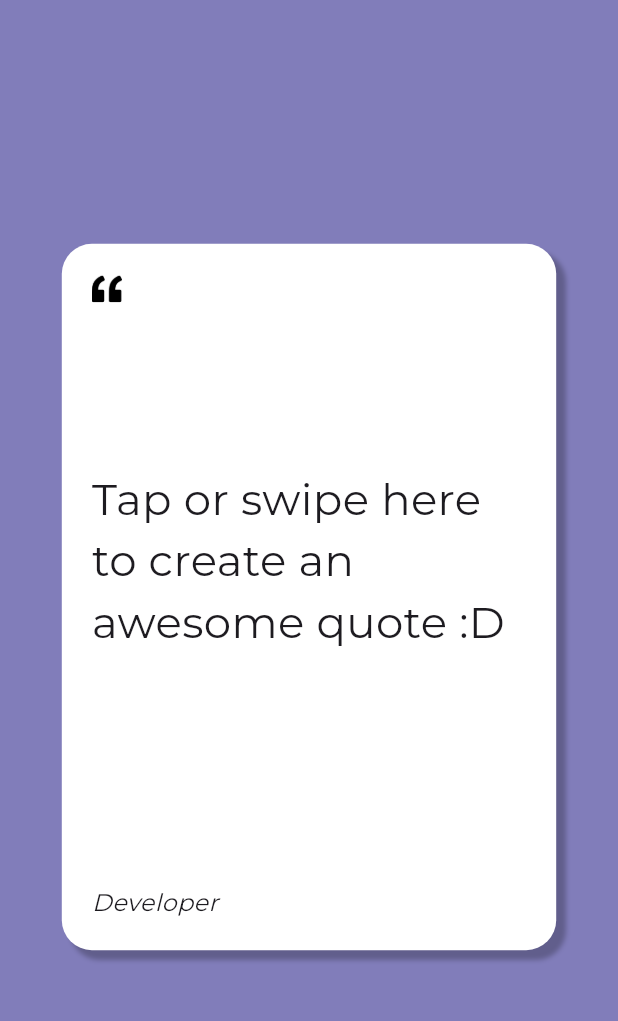
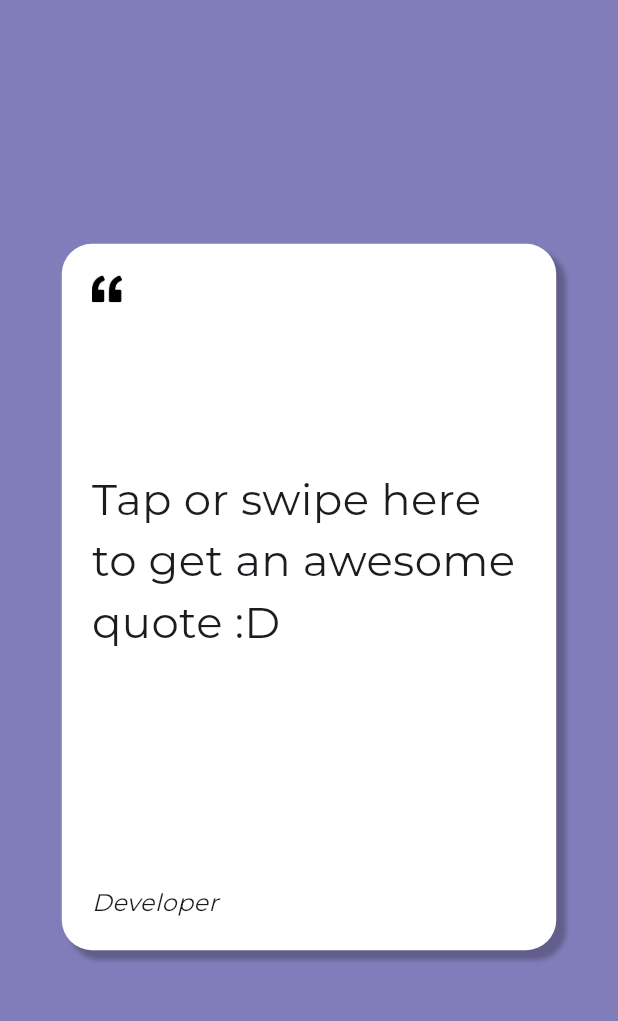
Before and after one commit to tortamque/Quotlum, a Flutter app: the screen it shows after launch, on a phone screen of 412 x 824 dp, the part 63-1084 px from its top. Run offline on Flutter 3.47's test engine with Material 2 defaults, Android fonts, the phone set to English and light mode, and no system bars; our stand-ins replace connectivity_plus, flutter_bloc, get, shared_preferences; network calls fail.

Commit message:
Change default quote text

```diff
--- a/lib/features/app/presentation/widgets/quote_card/quote_card_animation.dart
+++ b/lib/features/app/presentation/widgets/quote_card/quote_card_animation.dart
@@ -11,7 +11,7 @@ class QuoteCardAnimation extends StatefulWidget {
 
 class _QuoteCardAnimationState extends State<QuoteCardAnimation> {
   bool swapQuotes = false;
-  Quote fetchedQuote = Quote(text: 'Tap or swipe here to create an awesome quote :D', author: 'Developer');
+  Quote fetchedQuote = Quote(text: 'Tap or swipe here to get an awesome quote :D', author: 'Developer');
 
   void _handleAction() {
     setState(() {
```
